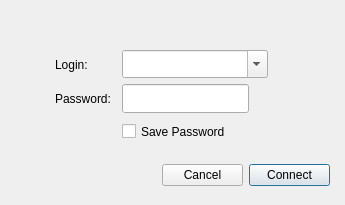
Old version of the form src/network/login.ui in the repository iamsyt/qgo.
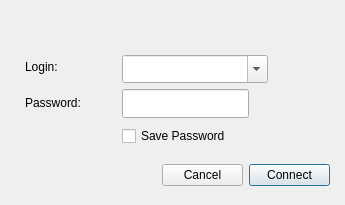
New version of the form.

Commit message: layouts to get translation text correct

```diff
--- a/src/network/login.ui
+++ b/src/network/login.ui
@@ -41,73 +41,121 @@
     </item>
    </layout>
   </widget>
-  <widget class="QCheckBox" name="savepasswordCB" >
-   <property name="geometry" >
+  <widget class="QWidget" name="layoutWidget_2">
+   <property name="geometry">
     <rect>
-     <x>122</x>
-     <y>119</y>
-     <width>124</width>
-     <height>25</height>
+     <x>25</x>
+     <y>51</y>
+     <width>90</width>
+     <height>67</height>
     </rect>
    </property>
-   <property name="text" >
-    <string>Save Password</string>
-   </property>
+   <layout class="QVBoxLayout" name="verticalLayout">
+    <item>
+     <widget class="QLabel" name="label">
+      <property name="text">
+       <string>Login:</string>
+      </property>
+     </widget>
+    </item>
+    <item>
+     <widget class="QLabel" name="label_2">
+      <property name="text">
+       <string>Password:</string>
+      </property>
+     </widget>
+    </item>
+   </layout>
   </widget>
-  <widget class="QComboBox" name="loginEdit" >
-   <property name="geometry" >
+  <widget class="QWidget" name="">
+   <property name="geometry">
     <rect>
      <x>122</x>
-     <y>50</y>
-     <width>146</width>
-     <height>28</height>
+     <y>53</y>
+     <width>197</width>
+     <height>96</height>
     </rect>
    </property>
-   <property name="editable" >
-    <bool>true</bool>
-   </property>
-   <property name="frame" >
-    <bool>true</bool>
-   </property>
-  </widget>
-  <widget class="QLabel" name="label_2" >
-   <property name="geometry" >
-    <rect>
-     <x>55</x>
-     <y>84</y>
-     <width>61</width>
-     <height>29</height>
-    </rect>
-   </property>
-   <property name="text" >
-    <string>Password:</string>
-   </property>
-  </widget>
-  <widget class="QLabel" name="label" >
-   <property name="geometry" >
-    <rect>
-     <x>55</x>
-     <y>50</y>
-     <width>61</width>
-     <height>29</height>
-    </rect>
-   </property>
-   <property name="text" >
-    <string>Login:</string>
-   </property>
-  </widget>
-  <widget class="QLineEdit" name="passwordEdit" >
-   <property name="geometry" >
-    <rect>
-     <x>122</x>
-     <y>84</y>
-     <width>127</width>
-     <height>29</height>
-    </rect>
-   </property>
-   <property name="echoMode" >
-    <enum>QLineEdit::Password</enum>
-   </property>
+   <layout class="QVBoxLayout" name="verticalLayout_2">
+    <item>
+     <layout class="QGridLayout" name="gridLayout">
+      <item row="0" column="0" colspan="2">
+       <widget class="QComboBox" name="loginEdit">
+        <property name="sizePolicy">
+         <sizepolicy hsizetype="Fixed" vsizetype="Fixed">
+          <horstretch>0</horstretch>
+          <verstretch>0</verstretch>
+         </sizepolicy>
+        </property>
+        <property name="minimumSize">
+         <size>
+          <width>146</width>
+          <height>28</height>
+         </size>
+        </property>
+        <property name="editable">
+         <bool>true</bool>
+        </property>
+        <property name="frame">
+         <bool>true</bool>
+        </property>
+       </widget>
+      </item>
+      <item row="0" column="2">
+       <spacer name="horizontalSpacer">
+        <property name="orientation">
+         <enum>Qt::Horizontal</enum>
+        </property>
+        <property name="sizeHint" stdset="0">
+         <size>
+          <width>40</width>
+          <height>20</height>
+         </size>
+        </property>
+       </spacer>
+      </item>
+      <item row="1" column="0">
+       <widget class="QLineEdit" name="passwordEdit">
+        <property name="sizePolicy">
+         <sizepolicy hsizetype="Fixed" vsizetype="Fixed">
+          <horstretch>0</horstretch>
+          <verstretch>0</verstretch>
+         </sizepolicy>
+        </property>
+        <property name="minimumSize">
+         <size>
+          <width>127</width>
+          <height>29</height>
+         </size>
+        </property>
+        <property name="echoMode">
+         <enum>QLineEdit::Password</enum>
+        </property>
+       </widget>
+      </item>
+      <item row="1" column="1" colspan="2">
+       <spacer name="horizontalSpacer_2">
+        <property name="orientation">
+         <enum>Qt::Horizontal</enum>
+        </property>
+        <property name="sizeHint" stdset="0">
+         <size>
+          <width>55</width>
+          <height>20</height>
+         </size>
+        </property>
+       </spacer>
+      </item>
+     </layout>
+    </item>
+    <item>
+     <widget class="QCheckBox" name="savepasswordCB">
+      <property name="text">
+       <string>Save Password</string>
+      </property>
+     </widget>
+    </item>
+   </layout>
   </widget>
  </widget>
  <resources/>
```
Left out of the diff: 25 changed lines with no effect on the pictures.
